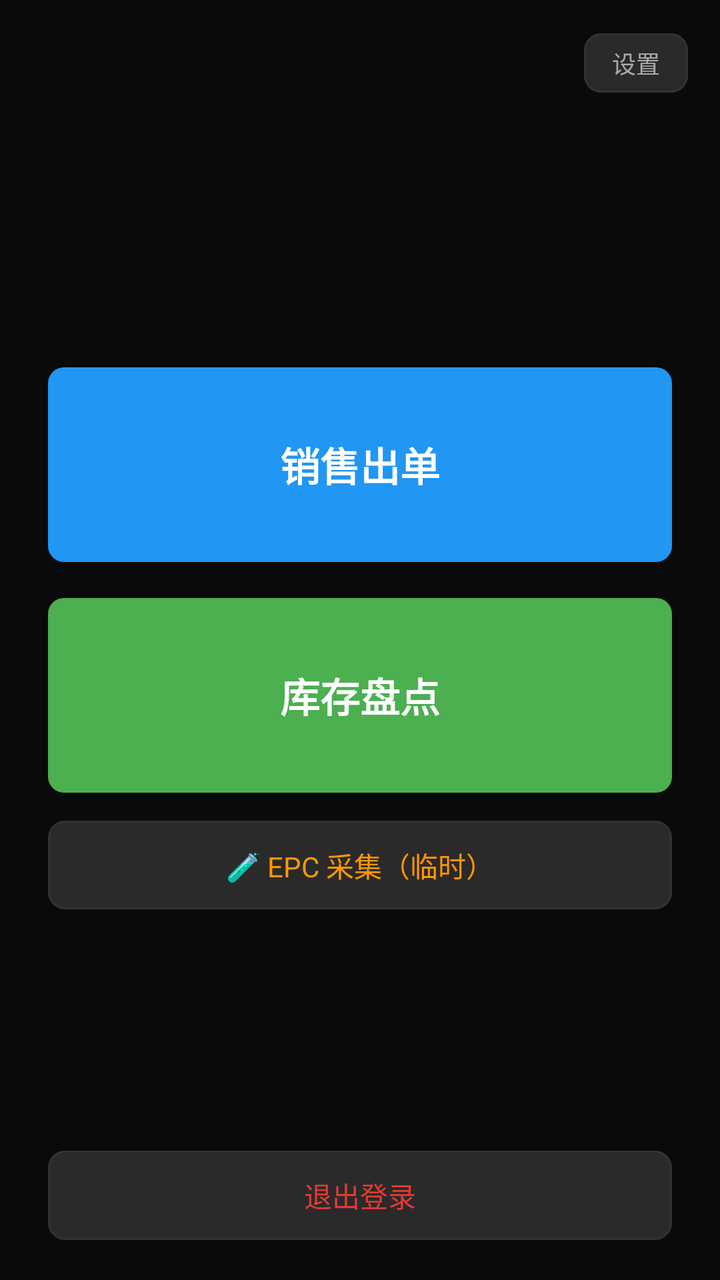
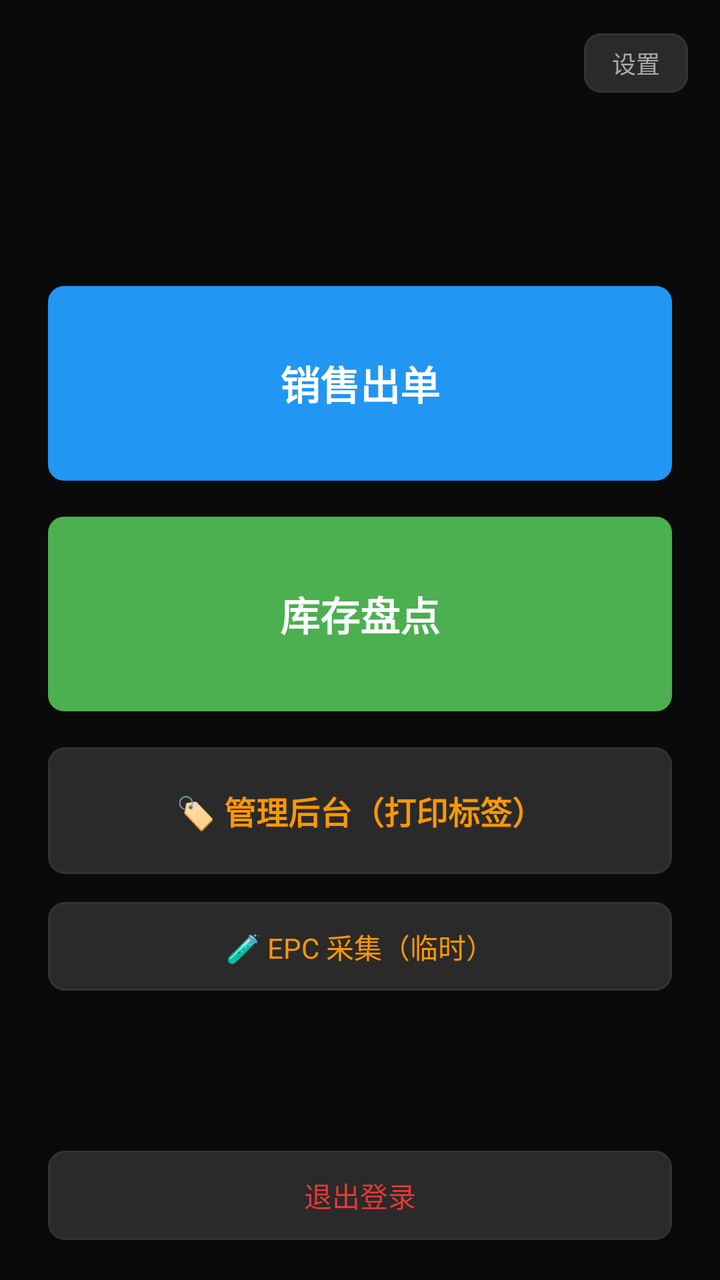

Before-and-after screenshots of an Android layout around one commit, followed by the original layout XML and the change that was made.
<!-- AndroidManifest.xml: application theme Theme.Rfid -->
<!-- res/layout/activity_home.xml -->
<?xml version="1.0" encoding="utf-8"?>
<LinearLayout xmlns:android="http://schemas.android.com/apk/res/android"
    android:layout_width="match_parent"
    android:layout_height="match_parent"
    android:orientation="vertical"
    android:background="@color/bg"
    android:fitsSystemWindows="true">

    <LinearLayout
        android:layout_width="match_parent"
        android:layout_height="wrap_content"
        android:orientation="horizontal"
        android:gravity="center_vertical"
        android:paddingHorizontal="16dp"
        android:paddingVertical="12dp">

        <LinearLayout
            android:layout_width="0dp"
            android:layout_height="wrap_content"
            android:layout_weight="1"
            android:orientation="vertical">

            <TextView
                android:id="@+id/tvHomeUser"
                android:layout_width="wrap_content"
                android:layout_height="wrap_content"
                android:textColor="@color/text_primary"
                android:textSize="17sp"
                android:textStyle="bold" />

            <TextView
                android:id="@+id/tvHomeServer"
                android:layout_width="wrap_content"
                android:layout_height="wrap_content"
                android:layout_marginTop="2dp"
                android:textColor="@color/text_hint"
                android:textSize="11sp" />
        </LinearLayout>

        <TextView
            android:id="@+id/btnHomeSettings"
            android:layout_width="wrap_content"
            android:layout_height="wrap_content"
            android:background="@drawable/bg_btn_dark"
            android:paddingHorizontal="14dp"
            android:paddingVertical="6dp"
            android:text="@string/btn_settings"
            android:textColor="@color/text_secondary"
            android:textSize="12sp" />
    </LinearLayout>

    <LinearLayout
        android:layout_width="match_parent"
        android:layout_height="0dp"
        android:layout_weight="1"
        android:orientation="vertical"
        android:gravity="center"
        android:paddingHorizontal="24dp">

        <TextView
            android:id="@+id/btnHomeSale"
            android:layout_width="match_parent"
            android:layout_height="wrap_content"
            android:background="@drawable/bg_btn_blue"
            android:gravity="center"
            android:paddingVertical="34dp"
            android:text="@string/home_sale"
            android:textColor="#FFFFFF"
            android:textSize="20sp"
            android:textStyle="bold" />

        <TextView
            android:id="@+id/btnHomeStock"
            android:layout_width="match_parent"
            android:layout_height="wrap_content"
            android:layout_marginTop="18dp"
            android:background="@drawable/bg_btn_green"
            android:gravity="center"
            android:paddingVertical="34dp"
            android:text="@string/home_stock"
            android:textColor="#FFFFFF"
            android:textSize="20sp"
            android:textStyle="bold" />

        <TextView
            android:id="@+id/btnHomeEpcCollect"
            android:layout_width="match_parent"
            android:layout_height="wrap_content"
            android:layout_marginTop="14dp"
            android:background="@drawable/bg_btn_dark"
            android:gravity="center"
            android:paddingVertical="12dp"
            android:text="@string/home_epc_collect"
            android:textColor="@color/orange"
            android:textSize="14sp" />
    </LinearLayout>

    <TextView
        android:id="@+id/btnHomeLogout"
        android:layout_width="match_parent"
        android:layout_height="wrap_content"
        android:layout_marginHorizontal="24dp"
        android:layout_marginBottom="20dp"
        android:background="@drawable/bg_btn_dark"
        android:gravity="center"
        android:paddingVertical="12dp"
        android:text="@string/home_logout"
        android:textColor="@color/red"
        android:textSize="14sp" />
</LinearLayout>
<!-- resources referenced by this layout -->
<resources>
  <color name="bg">#0A0A0A</color>
  <color name="orange">#FF9800</color>
  <color name="red">#E53935</color>
  <color name="text_hint">#666666</color>
  <color name="text_primary">#FFFFFF</color>
  <color name="text_secondary">#AAAAAA</color>
  <!-- drawable bg_btn_blue (drawable) -->
  <?xml version="1.0" encoding="utf-8"?>
  <shape xmlns:android="http://schemas.android.com/apk/res/android" android:shape="rectangle">
      <solid android:color="@color/blue" />
      <corners android:radius="8dp" />
  </shape>
  <!-- drawable bg_btn_dark (drawable) -->
  <?xml version="1.0" encoding="utf-8"?>
  <shape xmlns:android="http://schemas.android.com/apk/res/android" android:shape="rectangle">
      <solid android:color="#2A2A2A" />
      <corners android:radius="8dp" />
      <stroke android:width="1dp" android:color="@color/input_stroke" />
  </shape>
  <!-- drawable bg_btn_green (drawable) -->
  <?xml version="1.0" encoding="utf-8"?>
  <shape xmlns:android="http://schemas.android.com/apk/res/android" android:shape="rectangle">
      <solid android:color="@color/green" />
      <corners android:radius="8dp" />
  </shape>
  <string name="btn_settings">设置</string>
  <string name="home_epc_collect">🧪 EPC 采集（临时）</string>
  <string name="home_logout">退出登录</string>
  <string name="home_sale">销售出单</string>
  <string name="home_stock">库存盘点</string>
  <style name="Theme.Rfid" parent="Theme.MaterialComponents.NoActionBar">
          <item name="colorPrimary">@color/green</item>
          <item name="colorPrimaryDark">@color/green_dark</item>
          <item name="colorAccent">@color/green</item>
          <item name="android:windowBackground">@color/bg</item>
          <item name="android:statusBarColor">@color/bg</item>
          <item name="android:navigationBarColor">@color/bg</item>
          <item name="android:textColor">@color/text_primary</item>
          <item name="alertDialogTheme">@style/Theme.Rfid.Dialog</item>
      </style>
  <color name="blue">#2196F3</color>
  <color name="input_stroke">#333333</color>
  <color name="green">#4CAF50</color>
  <color name="green_dark">#2E7D32</color>
  <style name="Theme.Rfid.Dialog" parent="ThemeOverlay.MaterialComponents.Dialog.Alert">
          <item name="colorPrimary">@color/green</item>
          <item name="colorAccent">@color/green</item>
          <item name="android:windowBackground">@color/card</item>
          <item name="android:textColorPrimary">@color/text_primary</item>
      </style>
  <color name="card">#1A1A1A</color>
</resources>

<!-- the commit's change to res/layout/activity_home.xml (unified diff, before → after) -->
@@ -83,6 +83,19 @@
             android:textStyle="bold" />
 
         <TextView
+            android:id="@+id/btnHomeAdmin"
+            android:layout_width="match_parent"
+            android:layout_height="wrap_content"
+            android:layout_marginTop="18dp"
+            android:background="@drawable/bg_btn_dark"
+            android:gravity="center"
+            android:paddingVertical="20dp"
+            android:text="@string/home_admin"
+            android:textColor="@color/orange"
+            android:textSize="16sp"
+            android:textStyle="bold" />
+
+        <TextView
             android:id="@+id/btnHomeEpcCollect"
             android:layout_width="match_parent"
             android:layout_height="wrap_content"
<!-- resource entries referenced after the edit -->
@@ -26,6 +26,7 @@
       <corners android:radius="8dp" />
   </shape>
   <string name="btn_settings">设置</string>
+  <string name="home_admin">🏷 管理后台（打印标签）</string>
   <string name="home_epc_collect">🧪 EPC 采集（临时）</string>
   <string name="home_logout">退出登录</string>
   <string name="home_sale">销售出单</string>
